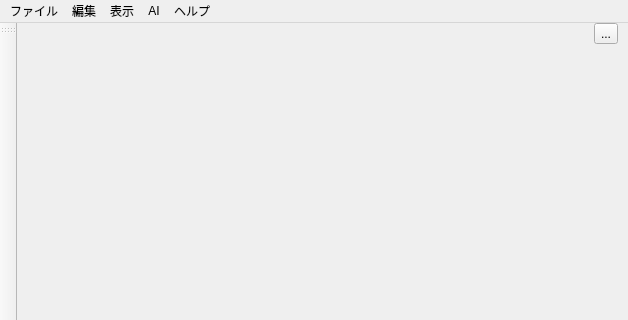
Above: ui/main_window.ui from Ikumyon/PDX-Mod-Studio before the change; both pictures show x 0 to 628 and y 0 to 320 of the 628 by 553 pixel window. Below: the same form after it.
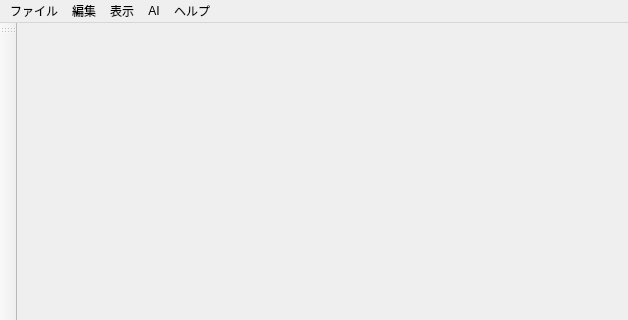
That is the form after the change.

```diff
--- a/ui/main_window.ui
+++ b/ui/main_window.ui
@@ -13,101 +13,7 @@
   <property name="windowTitle">
    <string>PDX MOD Studio</string>
   </property>
-  <widget class="QWidget" name="centralwidget">
-   <layout class="QVBoxLayout" name="verticalLayout_main">
-    <property name="spacing">
-     <number>0</number>
-    </property>
-    <property name="leftMargin">
-     <number>0</number>
-    </property>
-    <property name="topMargin">
-     <number>0</number>
-    </property>
-    <property name="rightMargin">
-     <number>0</number>
-    </property>
-    <property name="bottomMargin">
-     <number>0</number>
-    </property>
-    <item>
-     <layout class="QHBoxLayout" name="tabBarLayout">
-      <property name="spacing">
-       <number>0</number>
-      </property>
-      <item>
-       <widget class="QWidget" name="editorTabBarContainer" native="true">
-        <layout class="QHBoxLayout" name="editorTabBarLayout">
-         <property name="spacing">
-          <number>0</number>
-         </property>
-         <property name="leftMargin">
-          <number>0</number>
-         </property>
-         <property name="topMargin">
-          <number>0</number>
-         </property>
-         <property name="rightMargin">
-          <number>0</number>
-         </property>
-         <property name="bottomMargin">
-          <number>0</number>
-         </property>
-        </layout>
-       </widget>
-      </item>
-      <item>
-       <spacer name="horizontalSpacer">
-        <property name="orientation">
-         <enum>Qt::Orientation::Horizontal</enum>
-        </property>
-        <property name="sizeHint" stdset="0">
-         <size>
-          <width>40</width>
-          <height>20</height>
-         </size>
-        </property>
-       </spacer>
-      </item>
-      <item>
-       <widget class="QWidget" name="tabCornerContainer" native="true">
-        <layout class="QHBoxLayout" name="cornerLayout">
-         <property name="spacing">
-          <number>6</number>
-         </property>
-         <property name="leftMargin">
-          <number>0</number>
-         </property>
-         <property name="topMargin">
-          <number>0</number>
-         </property>
-         <property name="rightMargin">
-          <number>10</number>
-         </property>
-         <property name="bottomMargin">
-          <number>0</number>
-         </property>
-         <item>
-          <widget class="QToolButton" name="modeSelectorButton">
-           <property name="text">
-            <string>...</string>
-           </property>
-          </widget>
-         </item>
-        </layout>
-       </widget>
-      </item>
-     </layout>
-    </item>
-    <item>
-     <widget class="QStackedWidget" name="editorStackedWidget">
-      <property name="currentIndex">
-       <number>-1</number>
-      </property>
-     </widget>
-    </item>
-   </layout>
-  </widget>
+  <widget class="QWidget" name="centralwidget"/>
   <widget class="QMenuBar" name="menubar">
    <property name="geometry">
     <rect>
```
